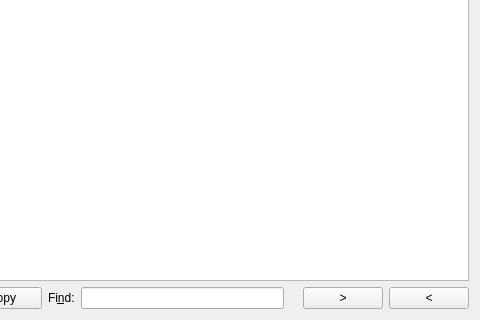
Qt form src/gui/logwindow.ui (wilbert2000/wzplayer) before a commit; both pictures show x 135 to 615 and y 221 to 541 of the 615 by 541 pixel window.
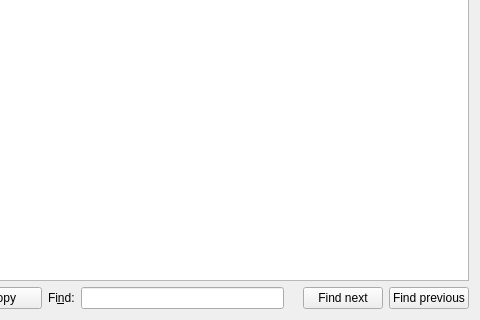
The same form after that commit.

Commit message: Change text find buttons

```diff
--- a/src/gui/logwindow.ui
+++ b/src/gui/logwindow.ui
@@ -81,7 +81,7 @@
         <string>Find next (F3)</string>
        </property>
        <property name="text">
-        <string>&gt;</string>
+        <string>Find next</string>
        </property>
        <property name="shortcut">
         <string>F3</string>
@@ -94,7 +94,7 @@
         <string>Find previous (Shift+F3)</string>
        </property>
        <property name="text">
-        <string>&lt;</string>
+        <string>Find previous</string>
        </property>
        <property name="shortcut">
         <string>Shift+F3</string>
```
